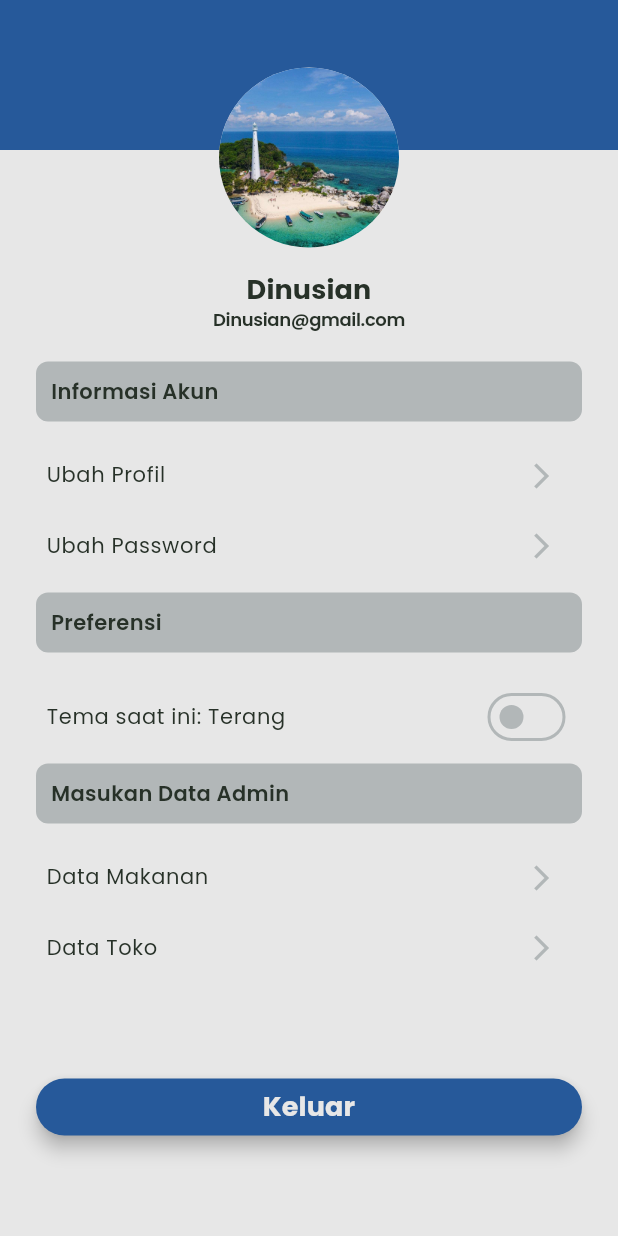
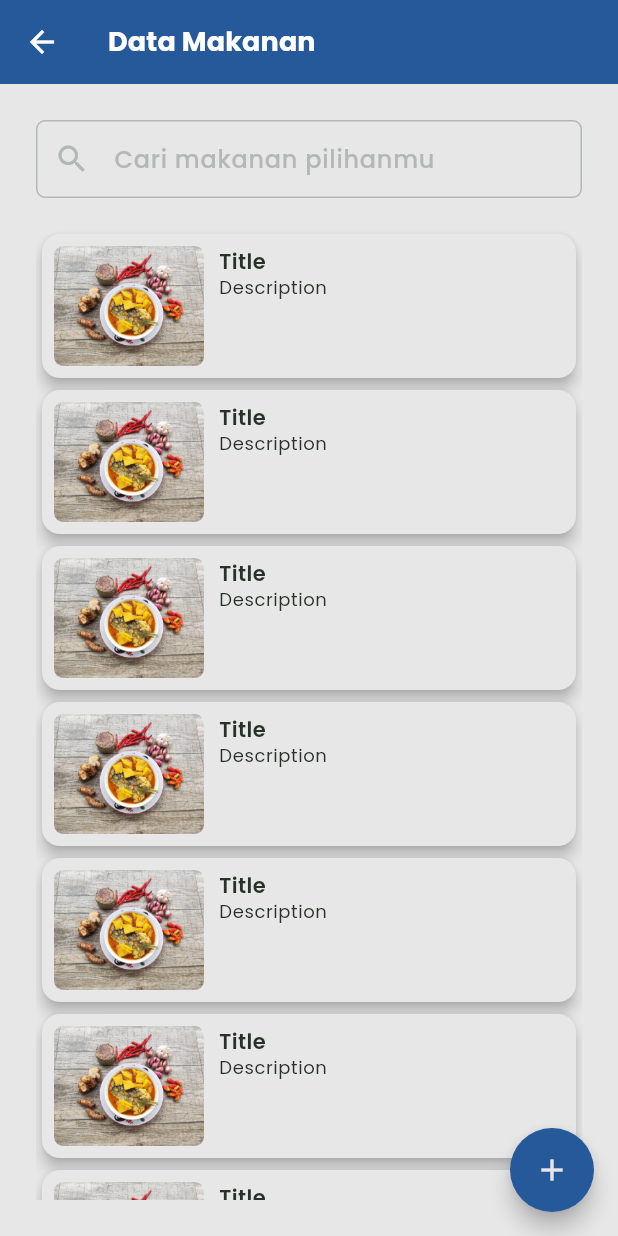
Before and after one commit to Capstone-Projek/mobile_apps, a Flutter app: the ProfileScreen screen opened directly, after a tap on "Data Makanan", on a phone screen of 412 x 824 dp. Run offline on Flutter 3.47's test engine with Material 3 defaults, Android fonts, the phone set to English and light mode, and no system bars; our stand-ins replace carousel_slider, curved_navigation_bar, email_validator, google_fonts, image_picker, shared_preferences and 1 more; accounts and stored records are empty.

Commit message:
feat: slicing ui admin food list screen

```diff
--- a/lib/main.dart
+++ b/lib/main.dart
@@ -13,6 +13,7 @@ import 'package:mobile_apps/presentation/views/login/login_screen.dart';
 import 'package:mobile_apps/presentation/views/main/main_screen.dart';
 import 'package:mobile_apps/presentation/views/main/profile/account-information/change_password_screen.dart';
 import 'package:mobile_apps/presentation/views/main/profile/account-information/edit_profile_screen.dart';
+import 'package:mobile_apps/presentation/views/main/profile/admin-food-data/admin_food_list_screen.dart';
 import 'package:mobile_apps/presentation/views/register/register_screen.dart';
 import 'package:mobile_apps/presentation/views/splash/splash_screen.dart';
 import 'package:mobile_apps/presentation/views/welcome/welcome_screen.dart';
@@ -102,6 +103,8 @@ class _MyAppState extends State<MyApp> {
                 ChangePasswordScreen(),
             NavigationRoute.editProfileRoute.path: (context) =>
                 EditProfileScreen(),
+            NavigationRoute.adminFoodList.path: (context) =>
+                AdminFoodListScreen(),
           },
         );
       },
--- a/lib/presentation/static/navigation_route.dart
+++ b/lib/presentation/static/navigation_route.dart
@@ -5,6 +5,7 @@ enum NavigationRoute {
   registerRoute("/register"),
   mainRoute("/main"),
   changePasswordRoute("/changePassword"),
+  adminFoodList("/adminFoodList"),
   editProfileRoute("/editProfile");
 
   const NavigationRoute(this.path);
--- /dev/null
+++ b/lib/presentation/views/main/profile/admin-food-data/admin_food_list_screen.dart
@@ -0,0 +1,117 @@
+import 'package:flutter/material.dart';
+import 'package:mobile_apps/presentation/styles/color/jejak_rasa_color.dart';
+import 'package:mobile_apps/presentation/styles/theme/jejak_rasa_theme.dart';
+import 'package:mobile_apps/presentation/widgets/search_bar_widget.dart';
+
+class AdminFoodListScreen extends StatefulWidget {
+  const AdminFoodListScreen({super.key});
+
+  @override
+  State<AdminFoodListScreen> createState() => _AdminFoodListScreenState();
+}
+
+class _AdminFoodListScreenState extends State<AdminFoodListScreen> {
+  final TextEditingController _searchController = TextEditingController();
+
+  void Function(String) _searchFood() {
+    return (String value) {};
+  }
+
+  @override
+  Widget build(BuildContext context) {
+    return Scaffold(
+      appBar: AppBar(
+        leading: IconButton(
+          onPressed: () => Navigator.pop(context),
+          icon: Icon(Icons.arrow_back, color: Colors.white),
+        ),
+        title: Text(
+          'Data Makanan',
+          style: Theme.of(
+            context,
+          ).textTheme.titleSmall!.copyWith(color: Colors.white),
+        ),
+      ),
+      floatingActionButton: FloatingActionButton(
+        backgroundColor: JejakRasaColor.secondary.color,
+        foregroundColor: JejakRasaColor.primary.color,
+        shape: RoundedRectangleBorder(borderRadius: BorderRadius.circular(100)),
+        onPressed: () {
+          // aksi
+        },
+        child: const Icon(Icons.add),
+      ),
+      body: Padding(
+        padding: EdgeInsets.symmetric(
+          horizontal: JejakRasaTheme.defaultPadding,
+          vertical: JejakRasaTheme.defaultPadding,
+        ),
+        child: Column(
+          children: [
+            SearchBarWidget(
+              onSubmitted: _searchFood(),
+              hintText: "Cari makanan pilihanmu",
+              searchController: _searchController,
+            ),
+
+            const SizedBox(height: 20),
+
+            Expanded(
+              child: ListView.builder(
+                itemCount: 10,
+                itemBuilder: (context, index) {
+                  return Card(
+                    elevation: 4,
+                    child: Padding(
+                      padding: const EdgeInsets.all(8.0),
+                      child: Row(
+                        crossAxisAlignment: CrossAxisAlignment.start,
+                        children: [
+                          ClipRRect(
+                            borderRadius: BorderRadius.circular(6),
+                            child: Image.asset(
+                              "assets/images/welcome_screen_2_background.jpg",
+                              height: 80,
+                              width: 100,
+                              fit: BoxFit.cover,
+                              errorBuilder: (context, error, stackTrace) {
+                                return const Icon(
+                                  Icons.broken_image,
+                                  size: 80,
+                                  color: Colors.grey,
+                                );
+                              },
+                            ),
+                          ),
+                          const SizedBox(width: 10),
+
+                          Expanded(
+                            child: Column(
+                              crossAxisAlignment: CrossAxisAlignment.start,
+                              children: [
+                                Text(
+                                  "Title",
+                                  style: Theme.of(context).textTheme.bodyMedium,
+                                ),
+                                Text(
+                                  "Description",
+                                  style: Theme.of(
+                                    context,
+                                  ).textTheme.bodySmall!.copyWith(fontSize: 12),
+                                ),
+                              ],
+                            ),
+                          ),
+                        ],
+                      ),
+                    ),
+                  );
+                },
+              ),
+            ),
+          ],
+        ),
+      ),
+    );
+  }
+}
--- a/lib/presentation/views/main/profile/profile_screen.dart
+++ b/lib/presentation/views/main/profile/profile_screen.dart
@@ -156,7 +156,15 @@ class _ProfileScreenState extends State<ProfileScreen> {
                   ),
                   SizedBox(height: 5),
                   HeaderLayoutWidget(title: "Masukan Data Admin"),
-                  SettingButtonWidget(title: "Data Makanan", onTap: () {}),
+                  SettingButtonWidget(
+                    title: "Data Makanan",
+                    onTap: () {
+                      Navigator.pushNamed(
+                        context,
+                        NavigationRoute.adminFoodList.path,
+                      );
+                    },
+                  ),
                   SettingButtonWidget(title: "Data Toko", onTap: () {}),
                   SizedBox(height: 56),
                   ButtonNavigateWidget(
--- /dev/null
+++ b/lib/presentation/widgets/search_bar_widget.dart
@@ -0,0 +1,44 @@
+import 'package:flutter/material.dart';
+
+class SearchBarWidget extends StatefulWidget {
+  final TextEditingController searchController;
+  final void Function(String) onSubmitted;
+  final String hintText;
+
+  const SearchBarWidget({
+    super.key,
+    required this.searchController,
+    required this.onSubmitted,
+    required this.hintText,
+  });
+
+  @override
+  State<SearchBarWidget> createState() => _SearchBarWidgetState();
+}
+
+class _SearchBarWidgetState extends State<SearchBarWidget> {
+  @override
+  Widget build(BuildContext context) {
+    return TextField(
+      cursorColor: Theme.of(context).colorScheme.onPrimary,
+      controller: widget.searchController,
+      onSubmitted: widget.onSubmitted,
+      decoration: InputDecoration(
+        hintText: widget.hintText,
+        prefixIcon: const Icon(Icons.search),
+        contentPadding: const EdgeInsets.symmetric(
+          horizontal: 12,
+          vertical: 14,
+        ),
+        border: OutlineInputBorder(
+          borderRadius: BorderRadius.circular(6),
+          borderSide: const BorderSide(color: Colors.grey),
+        ),
+        focusedBorder: OutlineInputBorder(
+          borderRadius: BorderRadius.circular(6),
+          borderSide: const BorderSide(color: Colors.grey),
+        ),
+      ),
+    );
+  }
+}
```
